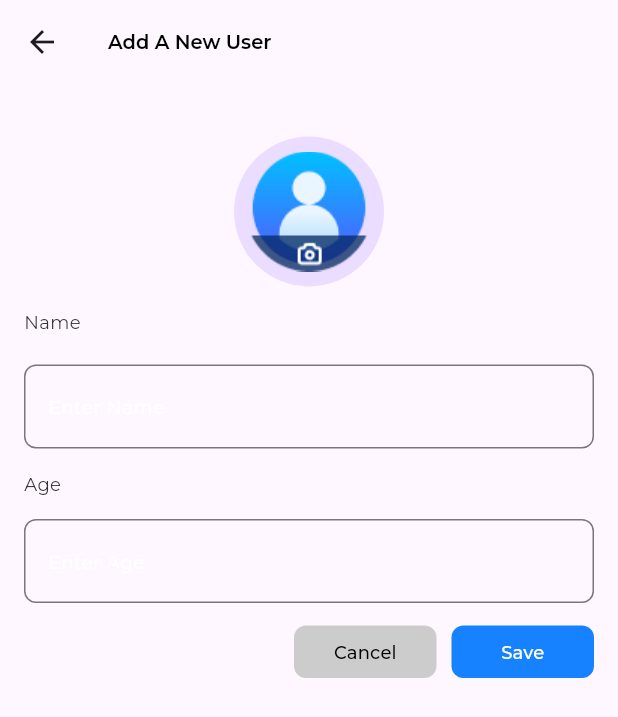
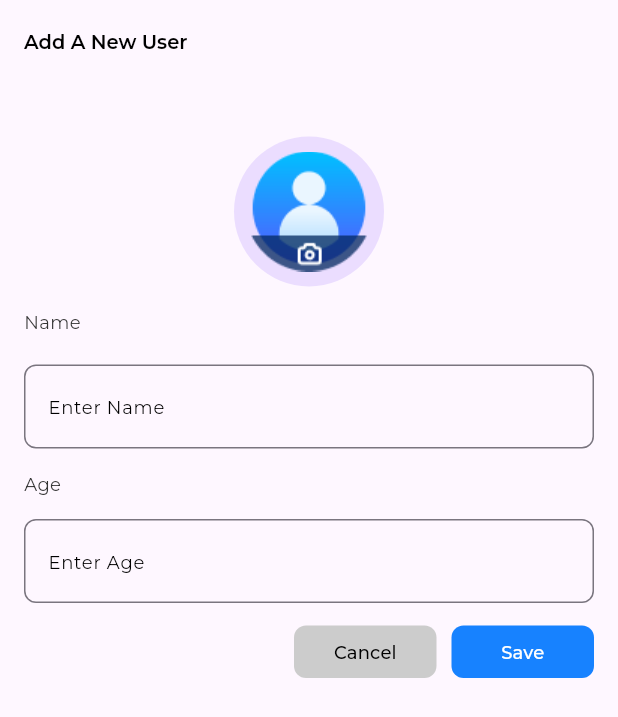
Before and after one commit to epashiq/totalx-project, a Flutter app: the AddUserPage screen opened directly, on a phone screen of 412 x 824 dp. Shown: the top 717 px of the screen. Run offline on Flutter 3.47's test engine with Material 3 defaults, Android fonts, the phone set to English and light mode, and no system bars; our stand-ins replace cloud_firestore, firebase_auth, firebase_core, firebase_storage, freezed_annotation, google_fonts and 2 more; accounts and stored records are empty.

Commit message:
ui updated

```diff
--- a/lib/main.dart
+++ b/lib/main.dart
@@ -8,7 +8,6 @@
 import 'package:totalx_project/controller/provider/user_sort_provider.dart';
 import 'package:totalx_project/firebase_options.dart';
 import 'package:totalx_project/view/pages/add_user_page.dart';
-import 'package:totalx_project/view/pages/phone_number_auth_page.dart';
 
 void main() async {
   WidgetsFlutterBinding.ensureInitialized();
@@ -36,7 +35,7 @@
             colorScheme: ColorScheme.fromSeed(seedColor: Colors.deepPurple),
             useMaterial3: true,
           ),
-          home: const PhoneNumberAuthPage()),
+          home: const AddUserPage()),
     );
   }
 }
--- a/lib/view/pages/add_user_page.dart
+++ b/lib/view/pages/add_user_page.dart
@@ -87,6 +87,7 @@
                 ),
                 const SizedBox(height: 15),
                 CustomTextFormField(
+
                     controller: userProvider.ageController,
                     hintText: 'Enter Age'),
                 const SizedBox(height: 15),
--- a/lib/view/widgets/custom_text_field.dart
+++ b/lib/view/widgets/custom_text_field.dart
@@ -21,10 +21,10 @@
       decoration: InputDecoration(
         hintText: hintText,
         hintStyle: GoogleFonts.montserrat(
-          textStyle: TextStyle(
+          textStyle: const TextStyle(
               fontSize: 12,
               fontWeight: FontWeight.w400,
-              color: Color(0XFFFFFFFF)),
+              color: Color(0XFF000000)),
         ),
         border: OutlineInputBorder(
           borderRadius: BorderRadius.circular(8),
```
Also changed, not shown: lib/view/pages/user_sort_page.dart (+10 -2 lines), lib/view/pages/users_list_page.dart (+10 -4 lines).
